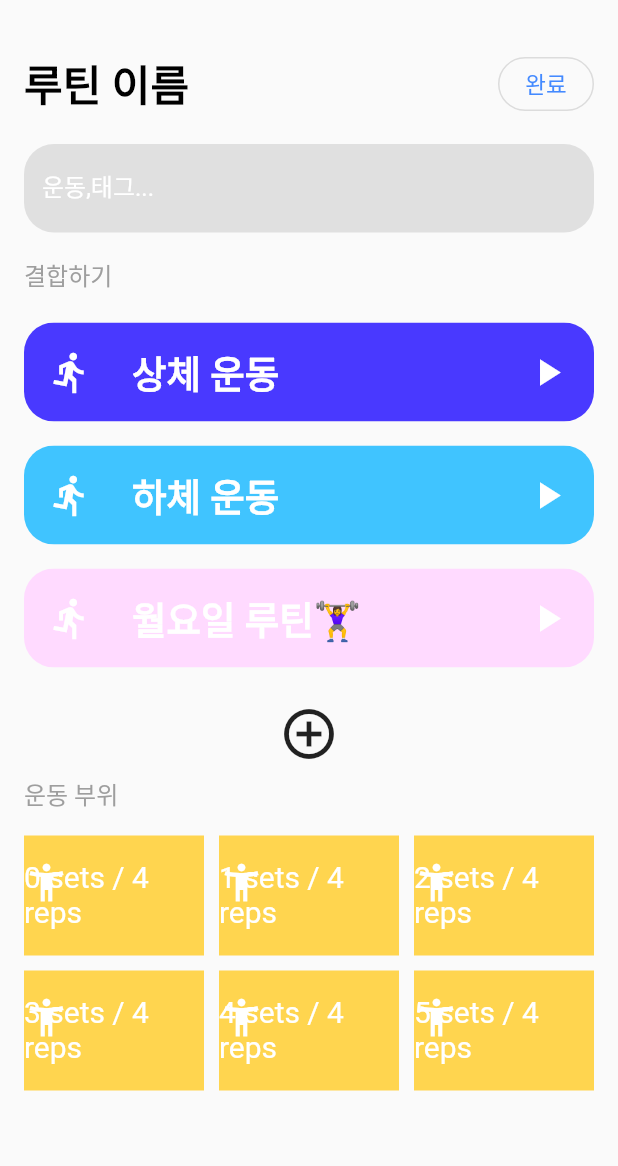
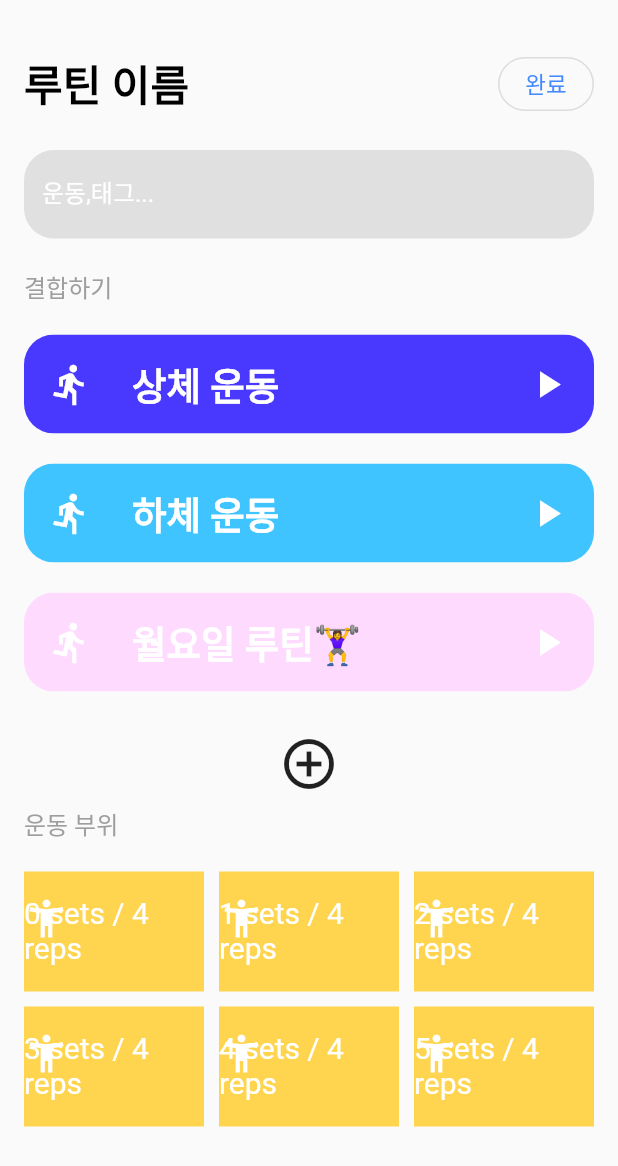
Before and after one commit to hr-stufeed/roufit, a Flutter app: the screen it shows after launch, after a tap on the "add circle outline" icon, on a phone screen of 412 x 824 dp. Shown: the top 1166 px of the screen. Run offline on Flutter 3.47's test engine with Material 2 defaults, Android fonts, the phone set to English and light mode, and no system bars.

Commit message:
Add my page

```diff
--- a/lib/data/constants.dart
+++ b/lib/data/constants.dart
@@ -5,6 +5,11 @@ const kPageTitleStyle = TextStyle(
   fontSize: 28.0,
   fontWeight: FontWeight.bold,
   color: Colors.black,
+);
+const kPageSubTitleStyle = TextStyle(
+  fontSize: 16.0,
+  fontWeight: FontWeight.normal,
+  color: Colors.grey,
 );
 const kRoutineTitleStyle = TextStyle(
   fontSize: 25.0,
@@ -20,6 +25,9 @@ const kOutlinedButtonStyle = TextStyle(
   fontSize: 15.0,
   fontWeight: FontWeight.normal,
   color: Colors.blueAccent,
+);
+const kSizedBoxBetweenItems = SizedBox(
+  height: 20,
 );
 final kBorderRadius = BorderRadius.circular(20.0);
 final kTextField = TextField(
--- a/lib/main.dart
+++ b/lib/main.dart
@@ -1,8 +1,11 @@
 import 'package:flutter/material.dart';
+import 'package:hr_app/scenes/home_page.dart';
+import 'package:hr_app/scenes/mypage.dart';
 import 'package:hr_app/scenes/routine_create_page.dart';
 import 'package:hr_app/scenes/workout_page.dart';
+
 import 'scenes/routine_page.dart';
-import 'scenes/workout_add_page.dart';
+import 'scenes/workout_create_page.dart';
 
 void main() {
   runApp(MyApp());
@@ -16,8 +19,9 @@ class MyApp extends StatelessWidget {
       routes: {
         'Routine_page': (context) => RoutinePage(),
         'Routine_create_page': (context) => RoutineCreatePage(),
-        'Workout_add_page': (context) => WorkoutAddPage(),
         'Workout_page': (context) => WorkoutPage(),
+        'Workout_create_page': (context) => WorkoutCreatePage(),
+        'MyPage': (context) => MyPage(),
       },
       theme: ThemeData(fontFamily: 'NotoSans'),
     );
--- a/lib/scenes/routine_create_page.dart
+++ b/lib/scenes/routine_create_page.dart
@@ -29,38 +29,20 @@ class RoutineCreatePage extends StatelessWidget {
                   children: [
                     Text('루틴 이름', style: kPageTitleStyle),
                     OutlinedButton(
-                      child: Text(
-                        '완료',
-                        style: kOutlinedButtonStyle,
-                      ),
+                      child: Text('완료', style: kOutlinedButtonStyle),
                       style: OutlinedButton.styleFrom(
-                        shape: RoundedRectangleBorder(
-                          borderRadius: kBorderRadius,
-                        ),
+                        shape:
+                            RoundedRectangleBorder(borderRadius: kBorderRadius),
                       ),
                       onPressed: () => Navigator.pop(context),
                     ),
                   ],
                 ),
-                SizedBox(
-                  height: 16,
-                ),
-
+                kSizedBoxBetweenItems,
                 kTextField, // 검색창
-                SizedBox(
-                  height: 16,
-                ),
-                Text(
-                  '결합하기',
-                  style: TextStyle(
-                    fontSize: 16.0,
-                    fontWeight: FontWeight.normal,
-                    color: Colors.grey,
-                  ),
-                ),
-                SizedBox(
-                  height: 20,
-                ),
+                kSizedBoxBetweenItems,
+                Text('결합하기', style: kPageSubTitleStyle),
+                kSizedBoxBetweenItems,
                 Expanded(
                   child: ListView(
                     children: [
@@ -69,34 +51,27 @@ class RoutineCreatePage extends StatelessWidget {
                         workoutList: workoutList,
                         color: Color(0xFF4939ff),
                       ),
-                      SizedBox(height: 16.0),
+                      kSizedBoxBetweenItems,
                       Routine(
                         name: '하체 운동',
                         workoutList: workoutList1,
                         color: Colors.lightBlueAccent,
                       ),
-                      SizedBox(height: 16.0),
+                      kSizedBoxBetweenItems,
                       Routine(
                         name: '월요일 루틴🏋️‍♀️',
                         workoutList: workoutList1,
                         color: Color(0xFFffdaff),
                       ),
-                      SizedBox(height: 16.0),
+                      kSizedBoxBetweenItems,
                       IconButton(
                         icon: Icon(Icons.add_circle_outline),
                         iconSize: 40.0,
                         onPressed: () =>
-                            Navigator.pushNamed(context, 'Workout_add_page'),
+                            Navigator.pushNamed(context, 'Workout_create_page'),
                       ),
-                      Text(
-                        '운동 부위',
-                        style: TextStyle(
-                          fontSize: 16.0,
-                          fontWeight: FontWeight.normal,
-                          color: Colors.grey,
-                        ),
-                      ),
-                      SizedBox(height: 16.0),
+                      Text('운동 부위', style: kPageSubTitleStyle),
+                      kSizedBoxBetweenItems,
                       Container(
                         child: GridView.builder(
                           shrinkWrap: true,
--- a/lib/scenes/routine_page.dart
+++ b/lib/scenes/routine_page.dart
@@ -1,5 +1,6 @@
 import 'package:flutter/material.dart';
 import 'package:hr_app/data/constants.dart';
+import 'package:hr_app/scenes/workout_page.dart';
 import 'package:hr_app/widgets/routine.dart';
 import 'package:hr_app/widgets/workout.dart';
 import 'routine_create_page.dart';
@@ -15,7 +16,6 @@ class RoutinePage extends StatelessWidget {
     Workout(name: '스쿼트', setNumber: 2),
     Workout(name: '런지', setNumber: 3),
   ];
-  final List<int> nn = [0, 1, 2];
   @override
   Widget build(BuildContext context) {
     return Scaffold(
@@ -83,6 +83,11 @@ class RoutinePage extends StatelessWidget {
                     onPressed: () =>
                         Navigator.pushNamed(context, 'Workout_page'),
                   ),
+                  IconButton(
+                    icon: Icon(Icons.settings),
+                    iconSize: 40.0,
+                    onPressed: () => Navigator.pushNamed(context, 'MyPage'),
+                  ),
                 ],
               ),
             ),
--- a/lib/scenes/workout_page.dart
+++ b/lib/scenes/workout_page.dart
@@ -32,7 +32,7 @@ class WorkoutPage extends StatelessWidget {
                       icon: Icon(Icons.add_circle_outline),
                       iconSize: 40.0,
                       onPressed: () {
-                        Navigator.pushNamed(context, 'Routine_create_page');
+                        Navigator.pushNamed(context, 'Workout_create_page');
                       },
                     ),
                   ],
```
Also changed, not shown: lib/scenes/mypage.dart (added, +62 -0 lines), lib/scenes/workout_create_page.dart (renamed from lib/scenes/workout_add_page.dart, +5 -14 lines).
